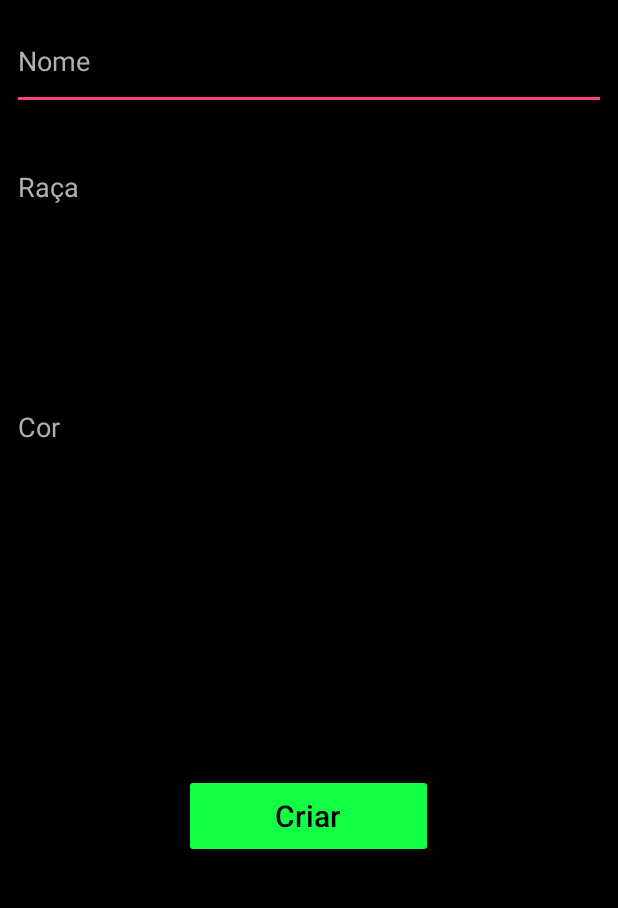
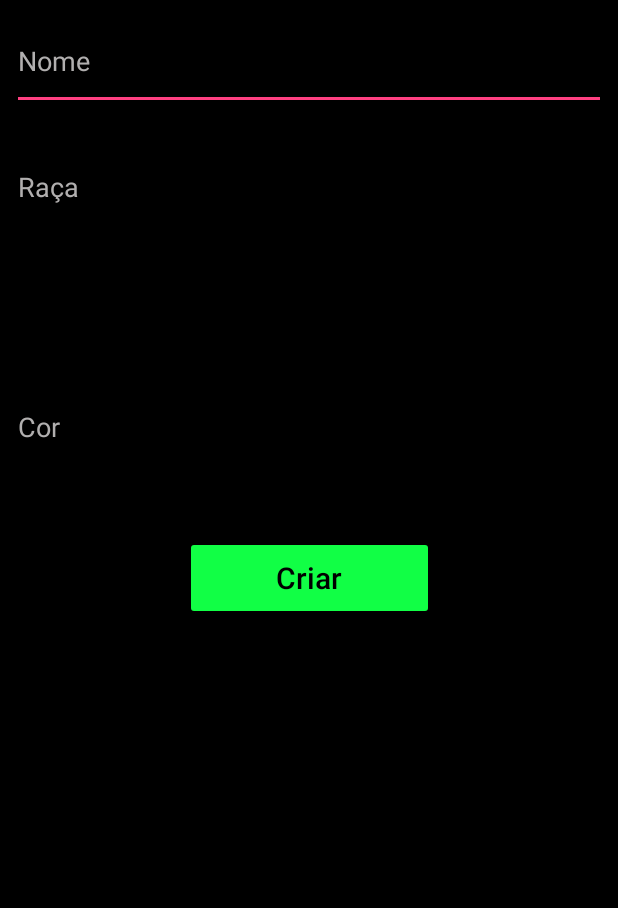
Before and after one commit to bee-la/BeeLa, an Android app: the MeusCachorrosAct screen opened directly, with no data from a screen before it, after a tap on an icon or button, on a phone screen of 412 x 824 dp, the part 84-992 px from its top. Run offline under Robolectric (Android 15) with nearby library versions, the phone set to English and light mode, and no system bars.

Commit message:
correção

```diff
--- a/app/src/main/java/br/ufrpe/beela/cachorro/gui/MeusCachorrosAct.java
+++ b/app/src/main/java/br/ufrpe/beela/cachorro/gui/MeusCachorrosAct.java
@@ -130,6 +130,7 @@ public class MeusCachorrosAct extends AppCompatActivity {
             @Override
             public void onClick(View view) {
                 startActivity(new Intent(MeusCachorrosAct.this, AdcCachorroAct.class));
+                finish();
 
             }
         });
--- a/app/src/main/res/layout/activity_adc_cachorro.xml
+++ b/app/src/main/res/layout/activity_adc_cachorro.xml
@@ -72,20 +72,17 @@
         android:id="@+id/buttonCriarAnimal"
         android:layout_width="166dp"
         android:layout_height="56dp"
-        android:layout_marginBottom="196dp"
         android:layout_marginEnd="8dp"
         android:layout_marginStart="8dp"
-        android:layout_marginTop="24dp"
+        android:layout_marginTop="40dp"
         android:backgroundTint="@color/verdeBotao"
         android:text="@string/criar"
         android:textAllCaps="false"
         android:textColor="@color/preto"
         android:textSize="20sp"
-        app:layout_constraintBottom_toBottomOf="parent"
         app:layout_constraintEnd_toEndOf="parent"
-        app:layout_constraintHorizontal_bias="0.499"
         app:layout_constraintStart_toStartOf="parent"
-        app:layout_constraintTop_toBottomOf="@+id/editText11" />
+        app:layout_constraintTop_toBottomOf="@+id/editCorAnimal" />
 
 
 
```
